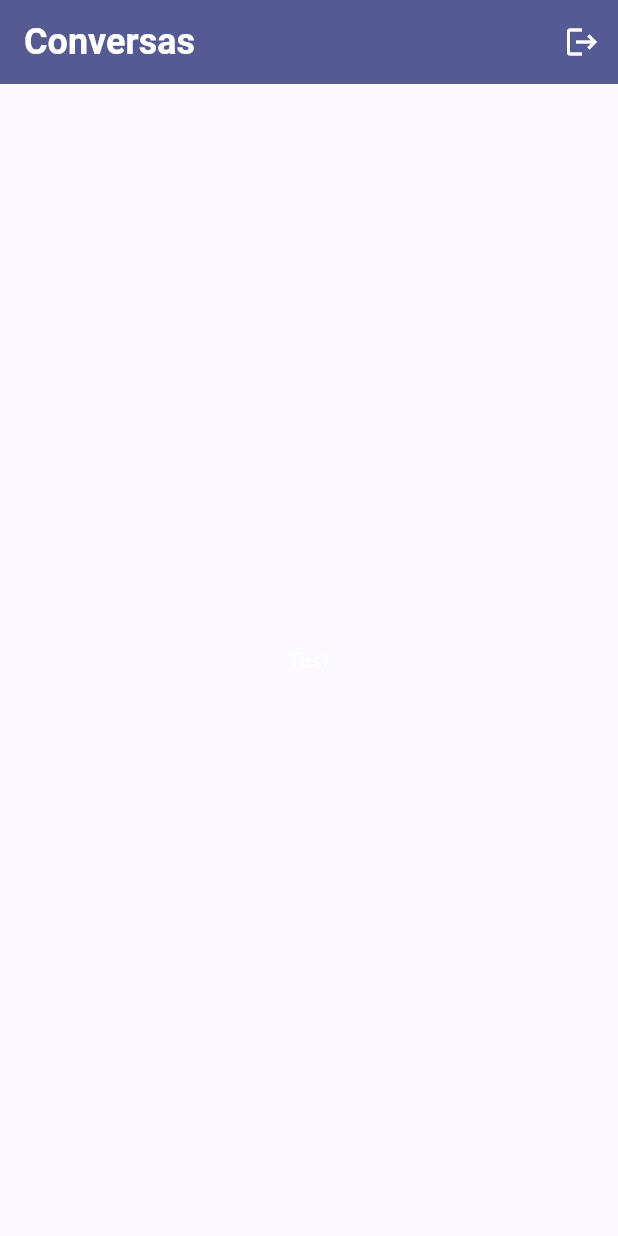
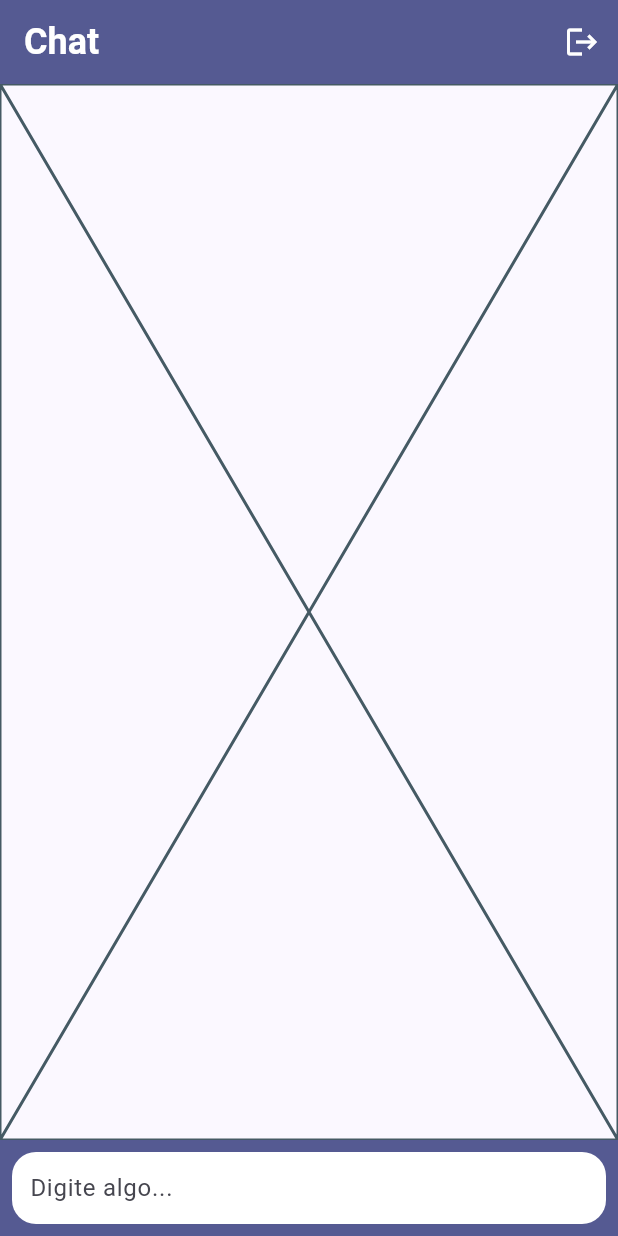
Before and after one commit to Gabrielst27/my_chat, a Flutter app: the screen it shows once a user with an empty profile is signed in, on a phone screen of 412 x 824 dp. Run offline on Flutter 3.47's test engine with Material 3 defaults, Android fonts, the phone set to English and light mode, and no system bars; our stand-ins replace cloud_firestore, firebase_auth, firebase_core; accounts and stored records are empty; generated files the repository leaves out were written again.

Commit message:
feat: created new message and chat messages widgets

```diff
--- a/lib/screens/auth_screen.dart
+++ b/lib/screens/auth_screen.dart
@@ -26,6 +26,7 @@ class _AuthScreenState extends State<AuthScreen> {
           email: email,
           password: password,
         );
+        if (!mounted) return;
         setState(() {
           _isLoading = false;
         });
@@ -41,11 +42,13 @@ class _AuthScreenState extends State<AuthScreen> {
               'name': name,
               'email': email,
             });
+        if (!mounted) return;
         setState(() {
           _isLoading = false;
         });
       }
     } on FirebaseAuthException catch (error) {
+      if (!mounted) return;
       setState(() {
         _isLoading = false;
       });
--- a/lib/screens/chat_screen.dart
+++ b/lib/screens/chat_screen.dart
@@ -1,5 +1,7 @@
 import 'package:firebase_auth/firebase_auth.dart';
 import 'package:flutter/material.dart';
+import 'package:my_chat/widgets/chat_messages.dart';
+import 'package:my_chat/widgets/new_message.dart';
 
 class ChatScreen extends StatelessWidget {
   const ChatScreen({super.key});
@@ -8,7 +10,7 @@ class ChatScreen extends StatelessWidget {
   Widget build(BuildContext context) {
     return Scaffold(
       appBar: AppBar(
-        title: const Text('Conversas'),
+        title: const Text('Chat'),
         actions: [
           IconButton(
             onPressed: () {
@@ -18,8 +20,11 @@ class ChatScreen extends StatelessWidget {
           ),
         ],
       ),
-      body: const Center(
-        child: Text('Test'),
+      body: const Column(
+        children: [
+          Expanded(child: ChatMessages()),
+          NewMessage(),
+        ],
       ),
     );
   }
--- a/lib/theme.dart
+++ b/lib/theme.dart
@@ -42,7 +42,7 @@ final darkTheme = ThemeData().copyWith(
     backgroundColor: darkColorScheme.onSecondary,
   ),
   inputDecorationTheme: InputDecorationTheme().copyWith(
-    labelStyle: TextStyle(fontSize: 14),
+    labelStyle: TextStyle(fontSize: 16),
   ),
   elevatedButtonTheme: ElevatedButtonThemeData(
     style: ElevatedButton.styleFrom(
--- a/lib/widgets/auth_form.dart
+++ b/lib/widgets/auth_form.dart
@@ -21,6 +21,12 @@ class _AuthFormState extends State<AuthForm> {
   String _enteredName = '';
   String _enteredEmail = '';
   final _passwordController = TextEditingController();
+
+  @override
+  void dispose() {
+    super.dispose();
+    _passwordController.dispose();
+  }
 
   void _submit() {
     bool isValid = _form.currentState!.validate();
--- /dev/null
+++ b/lib/widgets/chat_messages.dart
@@ -0,0 +1,10 @@
+import 'package:flutter/material.dart';
+
+class ChatMessages extends StatelessWidget {
+  const ChatMessages({super.key});
+
+  @override
+  Widget build(BuildContext context) {
+    return const Placeholder();
+  }
+}
--- /dev/null
+++ b/lib/widgets/new_message.dart
@@ -0,0 +1,87 @@
+import 'package:flutter/material.dart';
+
+class NewMessage extends StatefulWidget {
+  const NewMessage({super.key});
+
+  @override
+  State<NewMessage> createState() => _NewMessageState();
+}
+
+class _NewMessageState extends State<NewMessage> {
+  final _messageController = TextEditingController();
+
+  @override
+  void initState() {
+    super.initState();
+    _messageController.addListener(() {
+      setState(() {});
+    });
+  }
+
+  @override
+  void dispose() {
+    super.dispose();
+    _messageController.dispose();
+  }
+
+  void _submitMessage() {
+    final enteredMessage = _messageController.text;
+    if (enteredMessage.trim().isEmpty) {
+      return;
+    }
+    _messageController.clear();
+  }
+
+  @override
+  Widget build(BuildContext context) {
+    return Container(
+      color: Theme.of(context).brightness == Brightness.light
+          ? Theme.of(context).colorScheme.primary
+          : null,
+      padding: const EdgeInsets.symmetric(vertical: 8),
+      child: Row(
+        children: [
+          Expanded(
+            child: Container(
+              margin: EdgeInsets.symmetric(horizontal: 8),
+              width: double.infinity,
+              height: 48,
+              decoration: BoxDecoration(
+                color: Theme.of(context).colorScheme.onSecondary.withAlpha(255),
+                borderRadius: BorderRadius.circular(16),
+              ),
+              child: Padding(
+                padding: EdgeInsets.symmetric(vertical: 8, horizontal: 12),
+                child: TextField(
+                  style: TextStyle(
+                    color: Theme.of(context).colorScheme.primary,
+                  ),
+                  controller: _messageController,
+                  enableSuggestions: true,
+                  textCapitalization: TextCapitalization.words,
+                  decoration: InputDecoration(
+                    hintText: 'Digite algo...',
+                    border: InputBorder.none,
+                  ),
+                ),
+              ),
+            ),
+          ),
+          if (_messageController.text.isNotEmpty)
+            Container(
+              margin: EdgeInsets.only(right: 8),
+              decoration: BoxDecoration(
+                borderRadius: BorderRadius.circular(100),
+                color: Theme.of(context).colorScheme.onSecondary,
+              ),
+              child: IconButton(
+                onPressed: _submitMessage,
+                icon: Icon(Icons.send),
+                color: Theme.of(context).colorScheme.primary,
+              ),
+            ),
+        ],
+      ),
+    );
+  }
+}
```
